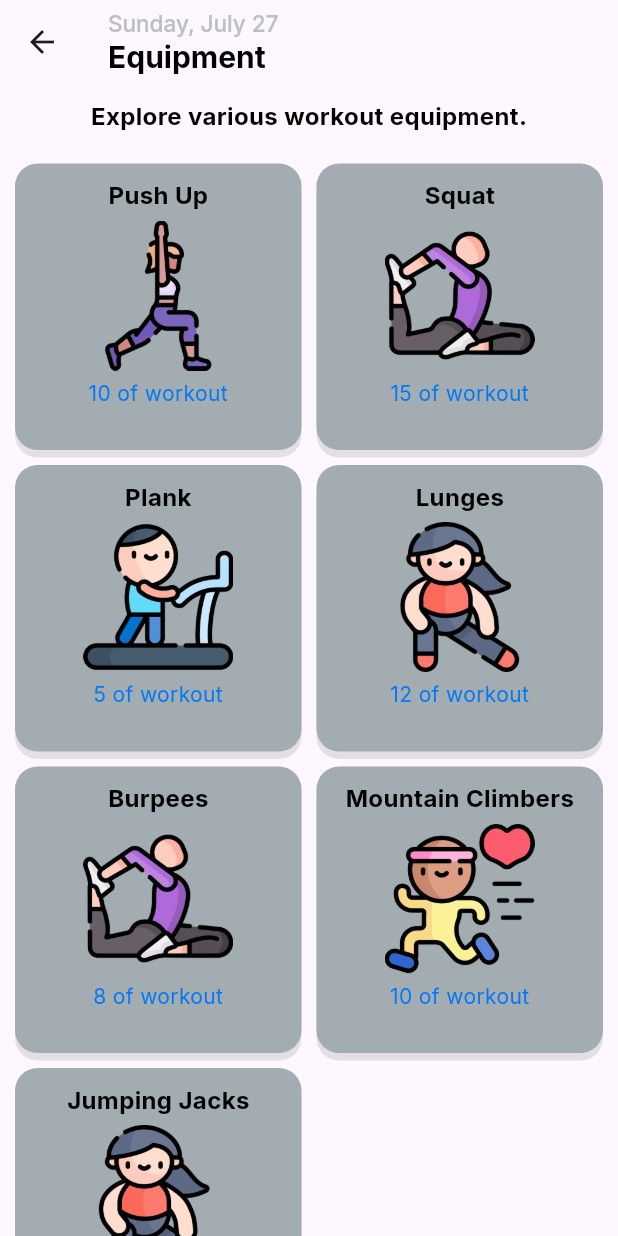
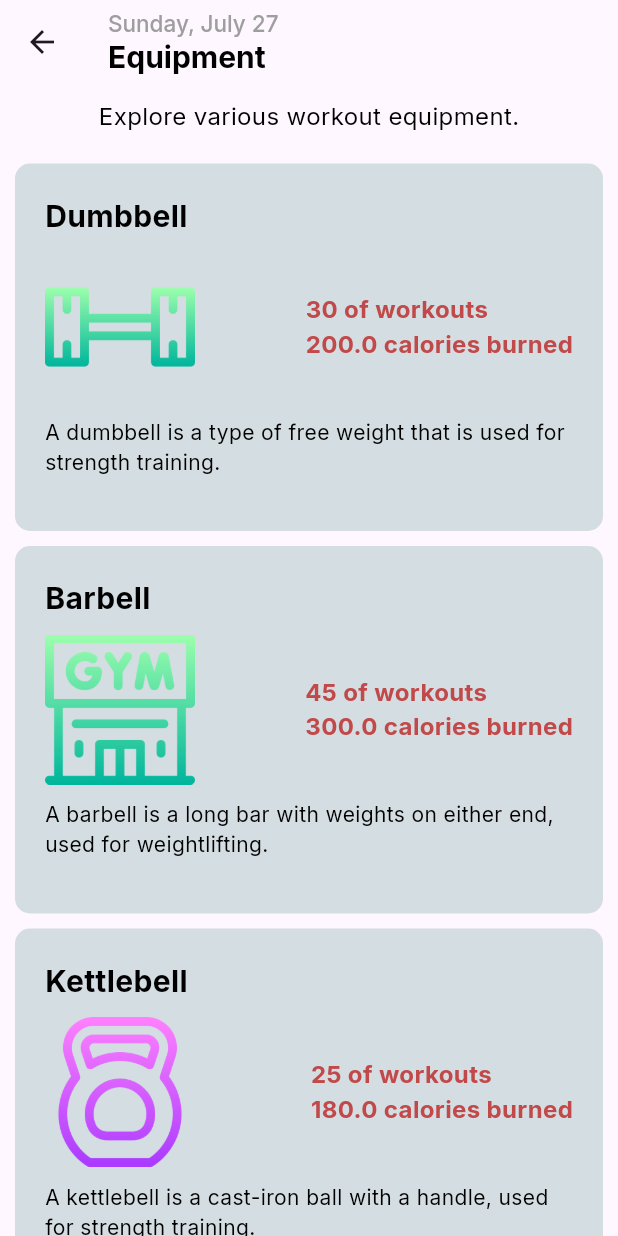
Before and after one commit to AkilaShashimantha/Workout-Planner-App-Flutter-, a Flutter app: the screen it shows after launch, after a tap on "Equipment", on a phone screen of 412 x 824 dp. Run offline on Flutter 3.47's test engine with Material 3 defaults, Android fonts, the phone set to English and light mode, and no system bars; our stand-ins replace google_fonts.

Commit message:
Create Equipment Page

```diff
--- a/lib/constants/colors.dart
+++ b/lib/constants/colors.dart
@@ -1,7 +1,7 @@
 import 'package:flutter/material.dart';
 
 const kSubtitleColor = Color.fromARGB(255, 186, 192, 196);
-const kExerciseCardColor = Color.fromARGB(255, 163, 172, 176);
+const kExerciseCardColor = Color.fromARGB(255, 212, 221, 225);
 const kMainWhiteColor = Color(0xFFF5F5F5);
 const kMainColor = Color.fromARGB(255, 4, 120, 245);
 
--- a/lib/data/equipment_data.dart
+++ b/lib/data/equipment_data.dart
@@ -16,7 +16,7 @@ final List<Equipment> equipmentList = [
       id: 2,
       equipmentName: "Barbell",
       equipmentDescription: "A barbell is a long bar with weights on either end, used for weightlifting.",
-      equipmentImageUrl: "assets/equipments/barbell.png",
+      equipmentImageUrl: "assets/equipments/gym.png",
       noOfMinutes: 45,
       noOfCalories: 300.0,
       handOvered: false,
--- /dev/null
+++ b/lib/pages/equipment_page.dart
@@ -0,0 +1,100 @@
+import 'package:flutter/material.dart';
+import 'package:intl/intl.dart';
+import 'package:workout_planner/constants/colors.dart';
+import 'package:workout_planner/constants/responsive.dart';
+import 'package:workout_planner/models/equipment_model.dart';
+import 'package:workout_planner/widgets/equipment_card.dart';
+
+class EquipmentDetailPage extends StatefulWidget {
+
+  final String equipmentTitle;
+  final String equipmentDescription;
+  final List<Equipment> equipmentList;
+
+  const EquipmentDetailPage({
+    super.key,
+    required this.equipmentTitle,
+    required this.equipmentDescription,
+    required this.equipmentList,
+  });
+
+  @override
+  State<EquipmentDetailPage> createState() => _EquipmentDetailPageState();
+}
+
+class _EquipmentDetailPageState extends State<EquipmentDetailPage> {
+
+final DateFormat formatter = DateFormat('EEEE, MMMM');
+final DateFormat dayFormat = DateFormat('dd');
+
+  @override
+  Widget build(BuildContext context) {
+
+DateTime now = DateTime.now();
+String formattedDate = formatter.format(now);
+String formattedDay = dayFormat.format(now);
+
+
+    return Scaffold(
+      appBar: AppBar(
+        title: Column(
+          crossAxisAlignment: CrossAxisAlignment.start,
+          children: [
+            Text("$formattedDate $formattedDay", style: TextStyle(
+              fontSize: 15,
+              fontWeight: FontWeight.w500,
+              color: Colors.grey,
+            )),
+            Text(widget.equipmentTitle,
+              style: TextStyle(
+                fontSize: 20,
+                fontWeight: FontWeight.w700,
+                color: Colors.black,
+              )),
+          ],
+        ),
+      ),
+      body: SingleChildScrollView(
+        child: Padding(
+          padding: const EdgeInsets.all(kDefaultPadding),
+          child: Column(
+            children: [
+              Text(
+                widget.equipmentDescription,
+                style: TextStyle(
+                  fontSize: 16,
+                  color: kMainBlackColor,
+                ),
+              ),
+
+              SizedBox(height: 20),
+
+              GridView.builder(
+                shrinkWrap: true,
+                physics: NeverScrollableScrollPhysics(),
+                gridDelegate: SliverGridDelegateWithFixedCrossAxisCount(
+                  crossAxisCount: 1,
+                  mainAxisSpacing: kDefaultPadding,
+                  crossAxisSpacing: kDefaultPadding,
+                  childAspectRatio: 16 / 10,
+                ),
+                itemCount: widget.equipmentList.length,
+                itemBuilder: (context, index) {
+                  Equipment equipment = widget.equipmentList[index];
+                  return EquipmentCard(
+                    equipmentName: equipment.equipmentName,
+                    equipmentDescription: equipment.equipmentDescription,
+                    equipmentImageUrl: equipment.equipmentImageUrl,
+                    noOfMinutes: equipment.noOfMinutes,
+                    noOfCalories: equipment.noOfCalories,
+                  );
+                },
+              )
+
+            ],
+          ),
+        ),
+      )
+    );
+  }
+}
--- a/lib/pages/home_page.dart
+++ b/lib/pages/home_page.dart
@@ -5,6 +5,7 @@ import 'package:workout_planner/constants/responsive.dart';
 import 'package:workout_planner/data/equipment_data.dart';
 import 'package:workout_planner/data/exercise_data.dart';
 import 'package:workout_planner/data/user_data.dart';
+import 'package:workout_planner/pages/equipment_page.dart';
 import 'package:workout_planner/pages/exercise_details_page.dart';
 import 'package:workout_planner/widgets/exercise_card.dart';
 import 'package:workout_planner/widgets/progress_card.dart';
@@ -82,10 +83,10 @@ String formattedDay = dayFormat.format(now);
                     GestureDetector(
                       onTap: (){
                         Navigator.push(context, MaterialPageRoute(
-                          builder: (context) => ExerciseDetailsPage(
-                            exerciseTitle: "Equipment",
-                            exerciseDescription: "Explore various workout equipment.",
-                            exerciseList: exerciseList,
+                          builder: (context) => EquipmentDetailPage(
+                            equipmentTitle: "Equipment",
+                            equipmentDescription: "Explore various workout equipment.",
+                            equipmentList: equipmentList,
                           ),
                         ));
                       },
--- /dev/null
+++ b/lib/widgets/equipment_card.dart
@@ -0,0 +1,84 @@
+import 'package:flutter/material.dart';
+import 'package:workout_planner/constants/colors.dart';
+
+class EquipmentCard extends StatelessWidget {
+  final String equipmentName;
+  final String equipmentDescription;
+  final String equipmentImageUrl;
+  final int noOfMinutes;
+  final double noOfCalories;
+
+  const EquipmentCard({
+    super.key,
+    required this.equipmentName,
+    required this.equipmentDescription,
+    required this.equipmentImageUrl,
+    required this.noOfMinutes,
+    required this.noOfCalories,
+  });
+
+  @override
+  Widget build(BuildContext context) {
+    return Container(
+      width: double.infinity,
+      height: MediaQuery.of(context).size.height * 0.25,
+      decoration: BoxDecoration(
+        borderRadius: BorderRadius.circular(10),
+        color: kExerciseCardColor,
+      ),
+
+      child: Padding(
+        padding: const EdgeInsets.all(20),
+        child: Column(
+          crossAxisAlignment: CrossAxisAlignment.start,
+          children: [
+            Text(
+              equipmentName,
+              style: TextStyle(
+                fontSize: 20,
+                fontWeight: FontWeight.bold,
+                color: kMainBlackColor,
+              ),
+            ),
+            SizedBox(height: 10),
+
+            Row(
+              mainAxisAlignment: MainAxisAlignment.spaceBetween,
+              children: [
+                Image.asset(equipmentImageUrl, fit: BoxFit.cover, width: 100),
+                SizedBox(height: 10),
+
+                Column(
+                  crossAxisAlignment: CrossAxisAlignment.start,
+                  children: [
+                    Text(
+                      "${noOfMinutes.toString()} of workouts",
+                      style: TextStyle(fontSize: 16,
+                      fontWeight: FontWeight.bold,
+                      color: kSubPinkColor),
+                    ),
+                    Text(
+                      "${noOfCalories.toString()} calories burned",
+                      style: TextStyle(fontSize: 16,
+                      fontWeight: FontWeight.bold,
+                       color: kSubPinkColor),
+                    ),
+                  ],
+                ),
+              ],
+            ),
+            SizedBox(height: 10),
+            Text(
+              equipmentDescription,
+              style: TextStyle(
+                fontSize: 14,
+                color: kMainBlackColor,
+              ),
+            ),
+
+          ],
+        ),
+      ),
+    );
+  }
+}
```
